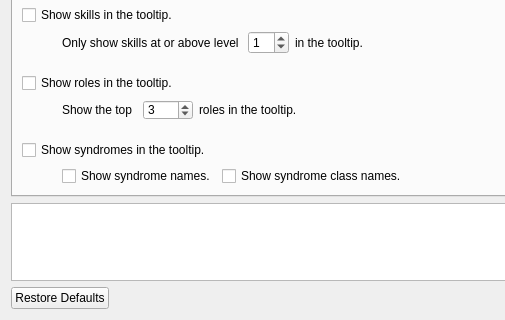
Old version of the form ui/optionsmenu.ui in the repository Dwarf-Therapist/Dwarf-Therapist; both pictures show x 0 to 505 and y 356 to 676 of the 750 by 676 pixel window.
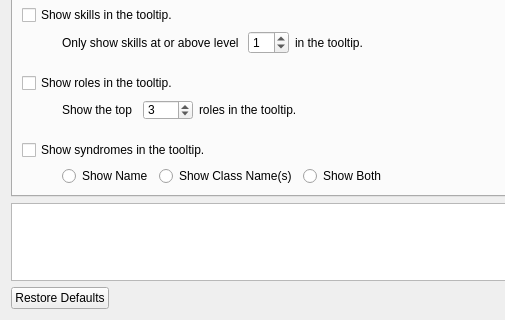
New version of the form. The open tabs and pages were chosen to show the change. Icons and pictures are not drawn.

Commit message: 20.7 final - disabled the popout/minimize capability of the dock windows on linux. it's still pretty buggy. - changed the syndrom display type to use radio buttons rather than checkboxes

The edit to the form file:
```diff
--- a/ui/optionsmenu.ui
+++ b/ui/optionsmenu.ui
@@ -1509,34 +1509,32 @@
           </spacer>
          </item>
          <item>
-          <widget class="QCheckBox" name="chk_show_syn_names">
-           <property name="sizePolicy">
-            <sizepolicy hsizetype="Minimum" vsizetype="Fixed">
-             <horstretch>0</horstretch>
-             <verstretch>0</verstretch>
-            </sizepolicy>
+          <widget class="QRadioButton" name="rad_syn_names">
+           <property name="statusTip">
+            <string>Show only the syndrome names. If a syndrome doesn't have a name, the class name will be used instead.</string>
            </property>
-           <property name="toolTip">
-            <string>When checked, shows the name of the syndrome in the tooltip. If a syndrome doesn't have a name, the class name will be used by default.</string>
+           <property name="text">
+            <string>Show Name</string>
            </property>
+          </widget>
+         </item>
+         <item>
+          <widget class="QRadioButton" name="rad_syn_classes">
            <property name="statusTip">
             <string>When checked, shows the name of the syndrome in the tooltip. If a syndrome doesn't have a name, the class name will be used by default.</string>
            </property>
            <property name="text">
-            <string>Show syndrome names.</string>
+            <string>Show Class Name(s)</string>
            </property>
           </widget>
          </item>
          <item>
-          <widget class="QCheckBox" name="chk_show_syn_class">
-           <property name="toolTip">
-            <string>When checked, always shows the class name(s) of the syndrome. This is particularly useful when syndromes don't have unique/descriptive names.</string>
-           </property>
+          <widget class="QRadioButton" name="rad_syn_both">
            <property name="statusTip">
             <string>When checked, always shows the class name(s) of the syndrome. This is particularly useful when syndromes don't have unique/descriptive names.</string>
            </property>
            <property name="text">
-            <string>Show syndrome class names.</string>
+            <string>Show Both</string>
            </property>
           </widget>
          </item>
```
Left out of the diff: 6 changed lines with no effect on the pictures. The commit also changes 8 other files.
